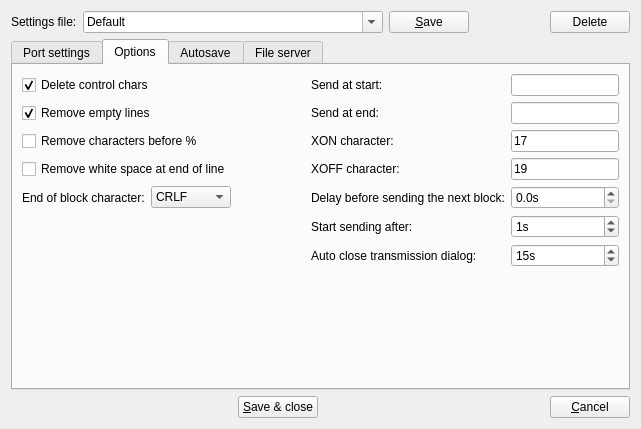
Old version of the form src/serialportconfigdialog.ui in the repository GCodeProjects/GCodeWorkShop.
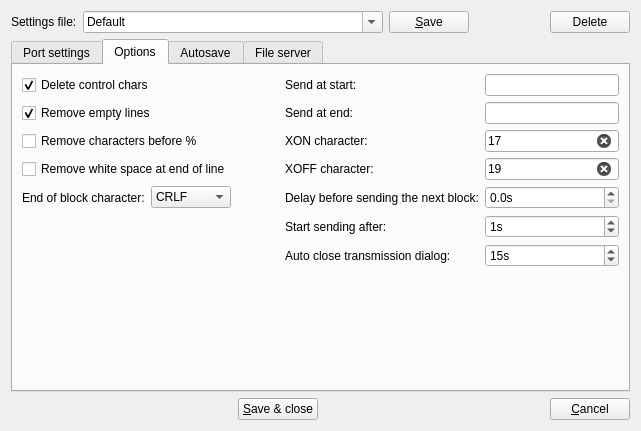
New version of the form. The open tabs and pages were chosen to show the change. Icons and pictures are not drawn.

Commit message: Updates in serial transmission

The edit to the form file:
```diff
--- a/src/serialportconfigdialog.ui
+++ b/src/serialportconfigdialog.ui
@@ -7,7 +7,7 @@
     <x>0</x>
     <y>0</y>
     <width>641</width>
-    <height>429</height>
+    <height>431</height>
    </rect>
   </property>
   <property name="sizePolicy">
@@ -664,6 +664,9 @@
          <property name="maxLength">
           <number>2</number>
          </property>
+         <property name="clearButtonEnabled">
+          <bool>true</bool>
+         </property>
         </widget>
        </item>
        <item row="2" column="4">
@@ -683,6 +686,9 @@
          <property name="maxLength">
           <number>2</number>
          </property>
+         <property name="clearButtonEnabled">
+          <bool>true</bool>
+         </property>
         </widget>
        </item>
        <item row="5" column="3">
@@ -719,6 +725,9 @@
          <property name="maxLength">
           <number>128</number>
          </property>
+         <property name="clearButtonEnabled">
+          <bool>true</bool>
+         </property>
         </widget>
        </item>
        <item row="0" column="3">
@@ -752,6 +761,9 @@
          <property name="maxLength">
           <number>128</number>
          </property>
+         <property name="clearButtonEnabled">
+          <bool>true</bool>
+         </property>
         </widget>
        </item>
        <item row="2" column="3">
```
Left out of the diff: 4 changed lines with no effect on the pictures. The commit also changes 1 other file.
